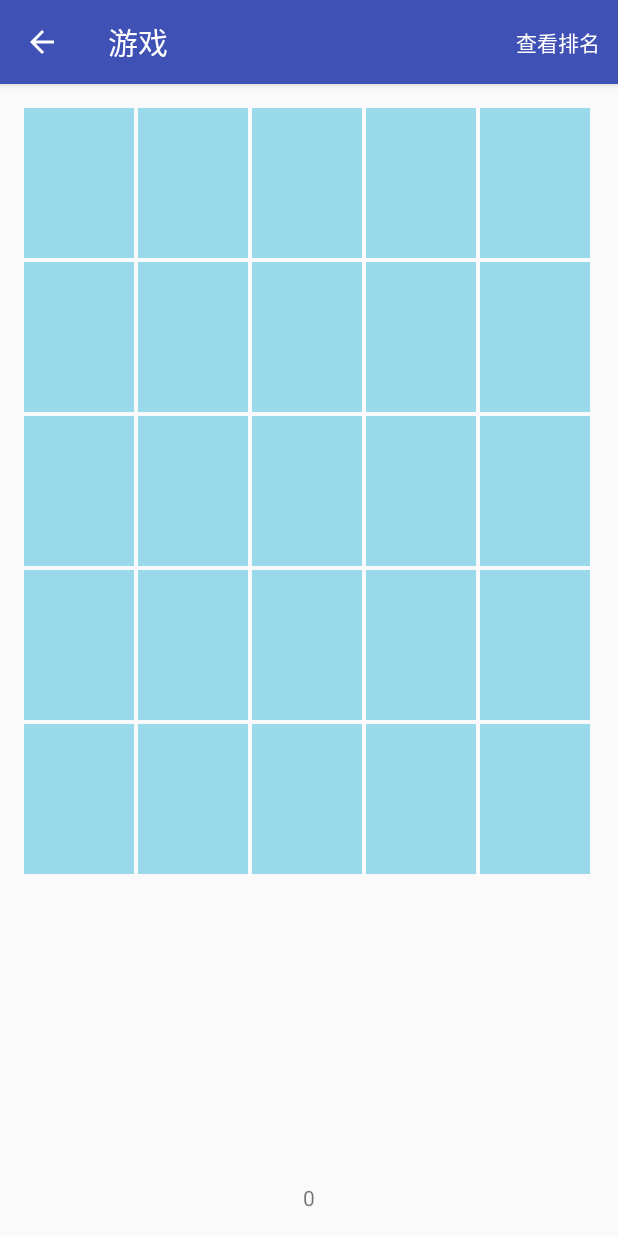
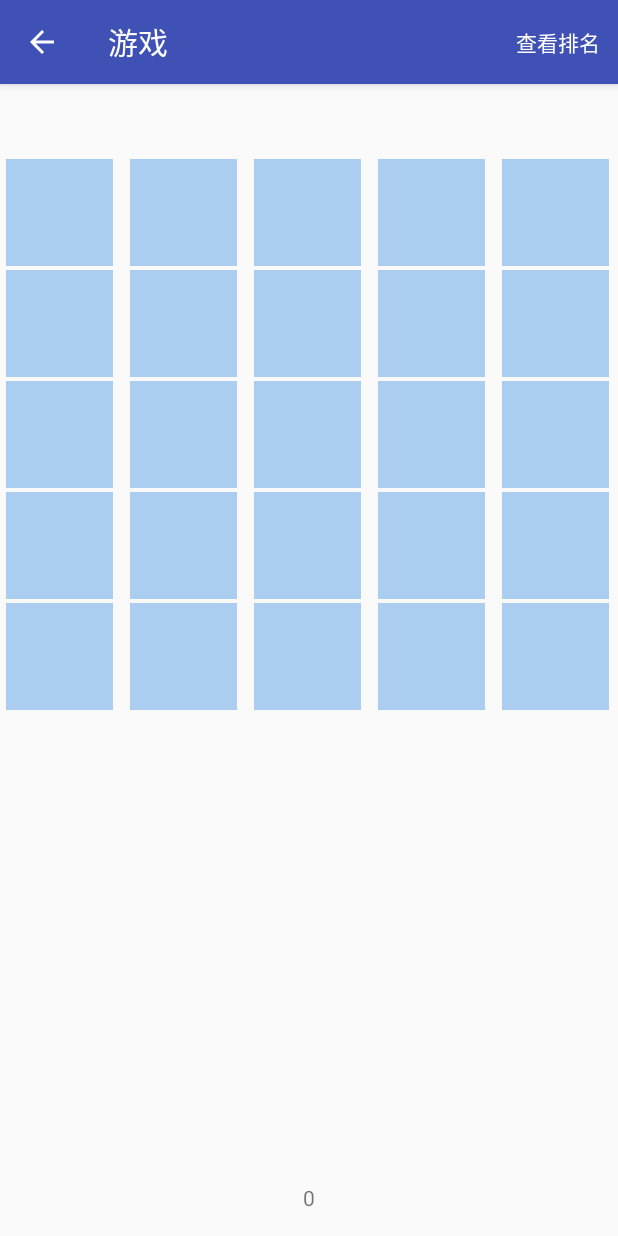
Before and after one commit to huangyuanlove/LiaoBa_Android, an Android app: the Five_Five_Activity screen opened directly, with no data from a screen before it, on a phone screen of 412 x 824 dp. Run offline under Robolectric (Android 15) with nearby library versions, the phone set to English and light mode, and no system bars; our stand-ins replace Volley; libraries missing offline, so code that uses them is left out: com.qq.e, com.tencent.bugly; 5 statements that could not run were skipped.

Commit message:
修复音乐播放的bug

```diff
--- a/app/src/main/AndroidManifest.xml
+++ b/app/src/main/AndroidManifest.xml
@@ -54,7 +54,11 @@
         <service
             android:name=".service.PlayerService"
             android:enabled="true"
-            android:exported="true" />
+            android:exported="true" >
+            <intent-filter>
+                <action android:name="media_player"/>
+            </intent-filter>
+            </service>
 
         <activity android:name=".activity.SettingActivity" />
         <activity android:name=".activity.ModifyPasswordActivity" />
--- a/app/src/main/java/com/huangyuanlove/liaoba/activity/MainActivity.java
+++ b/app/src/main/java/com/huangyuanlove/liaoba/activity/MainActivity.java
@@ -19,6 +19,7 @@ import android.widget.Toast;
 
 import com.huangyuanlove.liaoba.R;
 import com.huangyuanlove.liaoba.customui.indris.material.RippleView;
+import com.huangyuanlove.liaoba.service.PlayerService;
 import com.huangyuanlove.liaoba.utils.ActivityCollector;
 import com.huangyuanlove.liaoba.utils.Config;
 import com.huangyuanlove.liaoba.utils.SharePrefrenceUtils;
@@ -88,6 +89,10 @@ public class MainActivity extends AppCompatActivity implements View.OnClickListe
                 Toast.makeText(this, "再按一次退出程序", Toast.LENGTH_SHORT).show();
                 mExitTime = System.currentTimeMillis();
             } else {
+                Intent intent = new Intent(MainActivity.this,PlayerService.class);
+                intent.setFlags(Config.STOP_PLAY);
+                intent.setAction("media_player");
+                startService(intent);
                finish();
             }
             return true;
@@ -121,7 +126,6 @@ public class MainActivity extends AppCompatActivity implements View.OnClickListe
 //                SharedPreferences sharedPreferences = getApplication().getSharedPreferences("hide_function", Context.MODE_PRIVATE);
                 View hideFunctionView = LayoutInflater.from(this).inflate(R.layout.hide_function, null);
                 RippleView gameButton = (RippleView) hideFunctionView.findViewById(R.id.hide_function_game);
-                RippleView mapButton = (RippleView) hideFunctionView.findViewById(R.id.hide_function_map);
                 RippleView musicButton = (RippleView) hideFunctionView.findViewById(R.id.hide_function_music);
 
 
--- a/app/src/main/java/com/huangyuanlove/liaoba/adapter/Five_Five_Adapter.java
+++ b/app/src/main/java/com/huangyuanlove/liaoba/adapter/Five_Five_Adapter.java
@@ -4,7 +4,9 @@ import android.content.Context;
 import android.view.LayoutInflater;
 import android.view.View;
 import android.view.ViewGroup;
+import android.view.WindowManager;
 import android.widget.BaseAdapter;
+import android.widget.GridLayout;
 
 import com.huangyuanlove.liaoba.R;
 
@@ -14,11 +16,19 @@ import com.huangyuanlove.liaoba.R;
 public class Five_Five_Adapter extends BaseAdapter {
     private Context context;
     private int[][] datas;
+    private WindowManager wm;
+    private int width;
 
     public Five_Five_Adapter(Context context, int[][] datas) {
         super();
         this.context = context;
         this.datas = datas;
+
+         wm = (WindowManager) context
+                .getSystemService(Context.WINDOW_SERVICE);
+
+        width = (wm.getDefaultDisplay().getWidth()-80)/5;
+
     }
 
     @Override
@@ -49,11 +59,17 @@ public class Five_Five_Adapter extends BaseAdapter {
     @Override
     public View getView(int position, View convertView, ViewGroup parent) {
         if(getItemViewType(position)==1){
-            convertView=LayoutInflater.from(context).inflate(R.layout.five_five_close, null);
+            convertView=LayoutInflater.from(context).inflate(R.layout.five_five_close, parent,false);
 
         }else{
-            convertView= LayoutInflater.from(context).inflate(R.layout.five_five_open,null);
+            convertView= LayoutInflater.from(context).inflate(R.layout.five_five_open,parent,false);
         }
+
+        ViewGroup.LayoutParams layoutParams = convertView.getLayoutParams();
+        layoutParams.width = width;
+        layoutParams.height = width;
+        convertView.setLayoutParams(layoutParams);
+
         return convertView;
     }
 }
--- a/app/src/main/java/com/huangyuanlove/liaoba/utils/Config.java
+++ b/app/src/main/java/com/huangyuanlove/liaoba/utils/Config.java
@@ -12,6 +12,7 @@ public class Config {
     public static final String EXSTRA_PROGRESS_CUR = "prg_current";
     //存放boolean，true ： 播放新文件，  false： 播放与暂停
     public static final String EXSTRA_CHANGE="change";
+    public static final int STOP_PLAY = 0;
     //新文件路径
     public static final String EXSTRA_PATH="path";
 
--- a/app/src/main/res/layout/activity_five__five.xml
+++ b/app/src/main/res/layout/activity_five__five.xml
@@ -3,9 +3,6 @@
     android:layout_width="match_parent"
     android:layout_height="match_parent"
     android:paddingBottom="@dimen/activity_vertical_margin"
-    android:paddingLeft="@dimen/activity_horizontal_margin"
-    android:paddingRight="@dimen/activity_horizontal_margin"
-    android:paddingTop="@dimen/activity_vertical_margin"
     tools:context=".activity.MainActivity">
 
     <TextView
@@ -16,16 +13,23 @@
         android:gravity="center_horizontal"
         android:text="0" />
 
+    <RelativeLayout
+        android:id="@+id/banner_ad"
+        android:layout_width="match_parent"
+        android:layout_height="50dp">
+
+    </RelativeLayout>
+
     <GridView
         android:id="@+id/five_five_gridView"
-        android:layout_width="match_parent"
-        android:layout_height="match_parent"
+        android:layout_width="wrap_content"
+        android:layout_height="wrap_content"
         android:layout_above="@id/time"
-        android:columnWidth="25dp"
+        android:layout_below="@id/banner_ad"
         android:gravity="center"
+        android:layout_centerInParent="true"
         android:horizontalSpacing="3dp"
         android:numColumns="5"
-        android:stretchMode="columnWidth"
         android:verticalSpacing="3dp" />
 
 
--- a/app/src/main/res/layout/five_five_close.xml
+++ b/app/src/main/res/layout/five_five_close.xml
@@ -1,5 +1,5 @@
 <?xml version="1.0" encoding="utf-8"?>
 <ImageView xmlns:android="http://schemas.android.com/apk/res/android"
-    android:layout_width="5dp"
-    android:layout_height="5dp"
-    android:background="@drawable/five_five_close" />
+    android:layout_width="40dp"
+    android:layout_height="40dp"
+    android:background="#abcdef" />
--- a/app/src/main/res/layout/five_five_open.xml
+++ b/app/src/main/res/layout/five_five_open.xml
@@ -1,5 +1,5 @@
 <?xml version="1.0" encoding="utf-8"?>
 <ImageView xmlns:android="http://schemas.android.com/apk/res/android"
-    android:layout_width="5dp"
-    android:layout_height="5dp"
-    android:background="@drawable/five_five_open" />
+    android:layout_width="40dp"
+    android:layout_height="40dp"
+    android:background="#fedcba" />
```
Also changed, not shown: app/src/main/java/com/huangyuanlove/liaoba/activity/Five_Five_Activity.java (+47 -4 lines), app/src/main/java/com/huangyuanlove/liaoba/service/PlayerService.java (+15 -0 lines).
